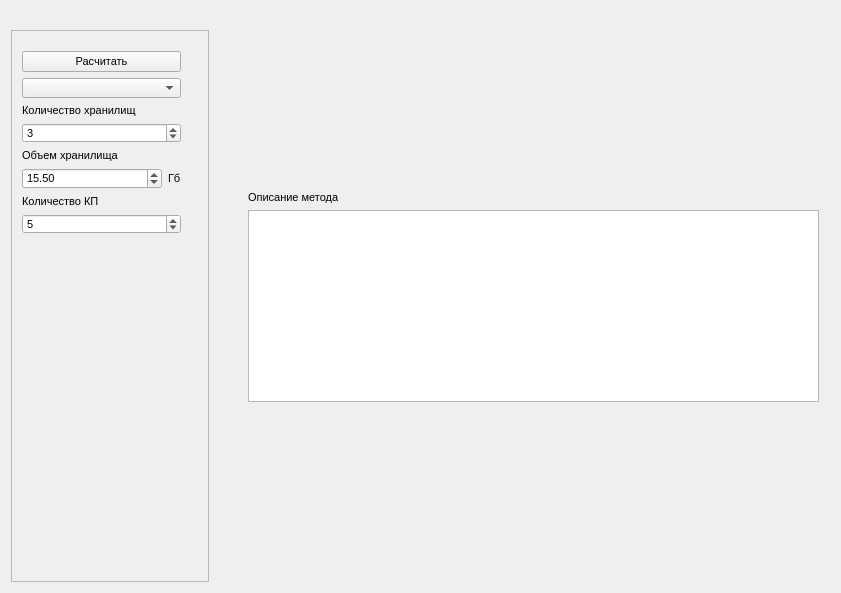
Above: mainwindow.ui from cerevra/dataManagment before the change. Below: the same form after it.
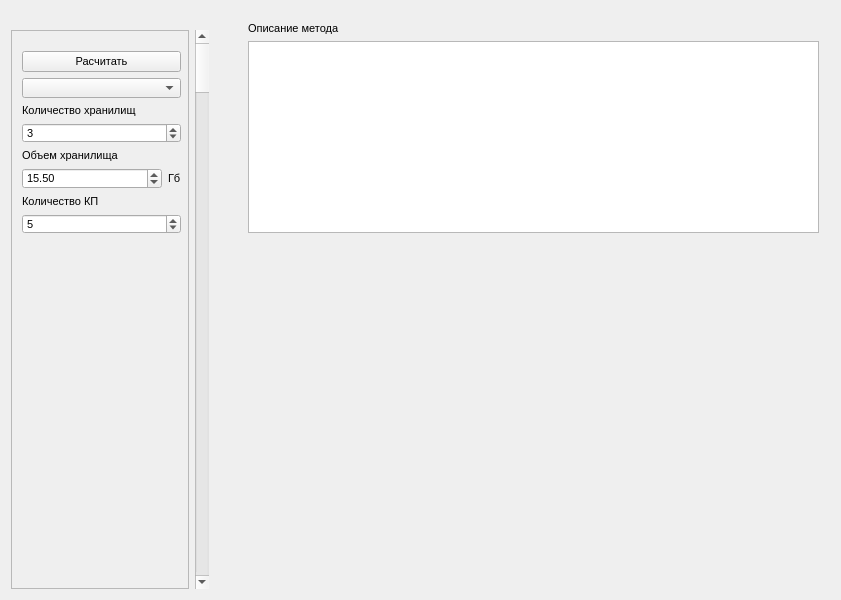
That is the form after the change.

Commit message: добавлен скролл для мощностей КП

```diff
--- a/mainwindow.ui
+++ b/mainwindow.ui
@@ -7,9 +7,15 @@
     <x>0</x>
     <y>0</y>
     <width>841</width>
-    <height>593</height>
+    <height>600</height>
    </rect>
   </property>
+  <property name="minimumSize">
+   <size>
+    <width>840</width>
+    <height>600</height>
+   </size>
+  </property>
   <property name="font">
    <font>
     <pointsize>8</pointsize>
@@ -49,6 +55,22 @@
       </layout>
      </widget>
     </item>
+    <item>
+     <widget class="QWidget" name="widget_drawPlace" native="true"/>
+    </item>
+    <item>
+     <spacer name="verticalSpacer">
+      <property name="orientation">
+       <enum>Qt::Vertical</enum>
+      </property>
+      <property name="sizeHint" stdset="0">
+       <size>
+        <width>20</width>
+        <height>40</height>
+       </size>
+      </property>
+     </spacer>
+    </item>
    </layout>
   </widget>
   <widget class="QDockWidget" name="dockWidget">
@@ -241,7 +263,7 @@
           <x>0</x>
           <y>210</y>
           <width>181</width>
-          <height>319</height>
+          <height>341</height>
          </rect>
         </property>
         <layout class="QGridLayout" name="gridLayout_2">
@@ -256,6 +278,13 @@
        </widget>
       </widget>
      </item>
+     <item row="0" column="2">
+      <widget class="QScrollBar" name="verticalScrollBar">
+       <property name="orientation">
+        <enum>Qt::Vertical</enum>
+       </property>
+      </widget>
+     </item>
     </layout>
    </widget>
   </widget>
```
Left out of the diff: 10 changed lines with no effect on the pictures. The commit also changes 2 other files.
